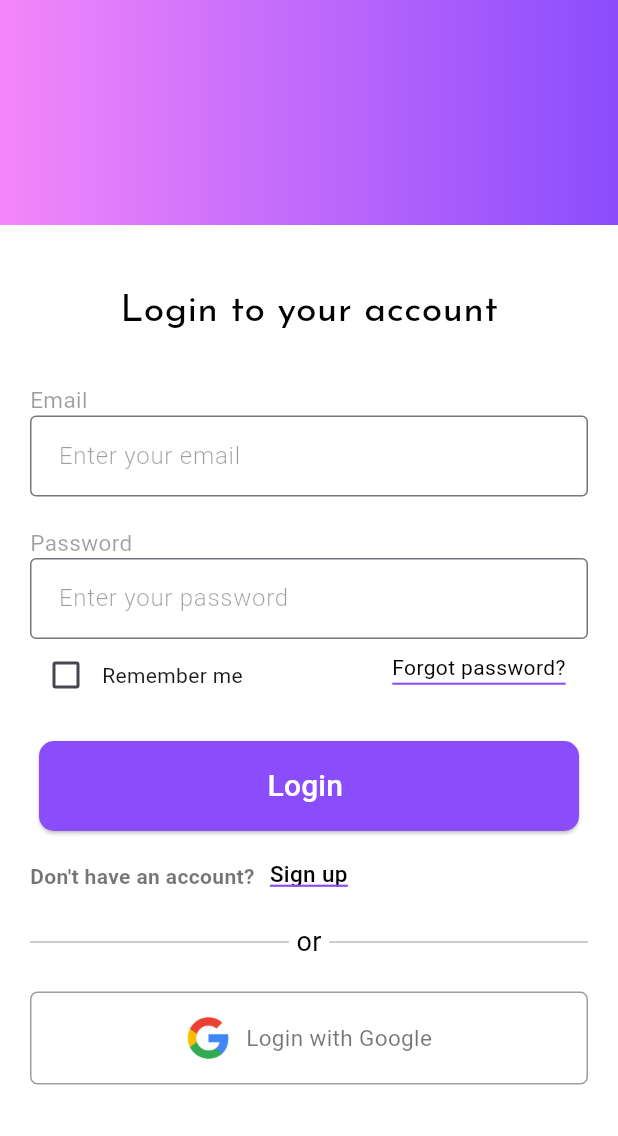
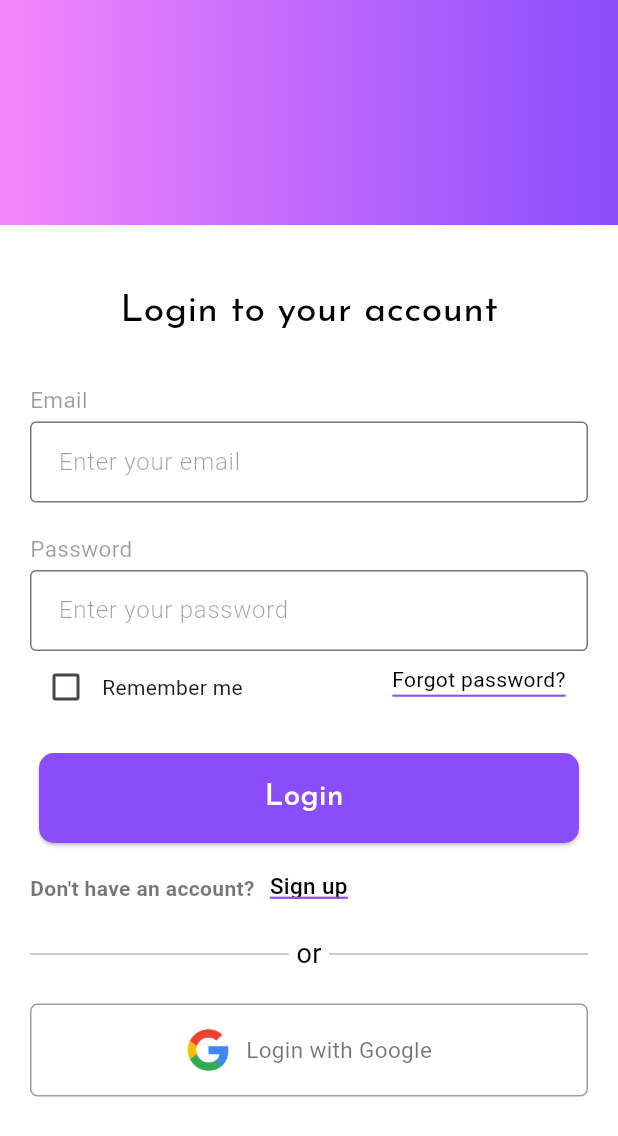
Before and after one commit to nthanhminh/Daily-Reflect, a Flutter app: the screen it shows after launch, on a phone screen of 412 x 824 dp. Shown: the top 1136 px of the screen. Run offline on Flutter 3.47's test engine with Material 3 defaults, Android fonts, the light colour scheme and no system bars; our stand-ins replace convex_bottom_bar, fl_chart, flutter_staggered_animations, get, google_fonts, material_symbols_icons.

Commit message:
finish login screen

```diff
--- a/lib/screens/Login/login_page.dart
+++ b/lib/screens/Login/login_page.dart
@@ -63,7 +63,9 @@ class _LoginPageState extends State<LoginPage> {
                     )),
                   ),
                   const SizedBox(height: 30),
-                  const Row(
+                  const Padding(
+                    padding: EdgeInsets.only(bottom: 4.0),
+                    child: Row(
                       children: [
                         Text('Email', style: TextStyle(
                           fontSize: 15,
@@ -71,6 +73,7 @@ class _LoginPageState extends State<LoginPage> {
                           decoration: TextDecoration.none
                         )),
                       ],
+                    ),
                   ),
                   const TextField(
                     decoration: InputDecoration(
@@ -85,7 +88,9 @@ class _LoginPageState extends State<LoginPage> {
                     ),
                   ),
                   const SizedBox(height: 20),
-                  const Row(
+                  const Padding(
+                    padding: EdgeInsets.only(bottom: 4.0),
+                    child: Row(
                       children: [
                         Text('Password', style: TextStyle(
                           fontSize: 15,
@@ -93,6 +98,7 @@ class _LoginPageState extends State<LoginPage> {
                           decoration: TextDecoration.none
                         )),
                       ],
+                    ),
                   ),
                   const TextField(
                     decoration: InputDecoration(
@@ -143,7 +149,9 @@ class _LoginPageState extends State<LoginPage> {
                         borderRadius: BorderRadius.all(Radius.circular(10))
                       )
                     ),
-                    child: const Text('Login ', style: TextStyle(color: Colors.white, fontSize: 20),),
+                    child: Text('Login ', style: GoogleFonts.josefinSans(
+                      textStyle: TextStyle(color: Colors.white, fontSize: 20),),
+                    )
                   ),
                   const SizedBox(height: 20),
                   const Row(
```
Lines whose indentation alone changed are shown as unchanged.
